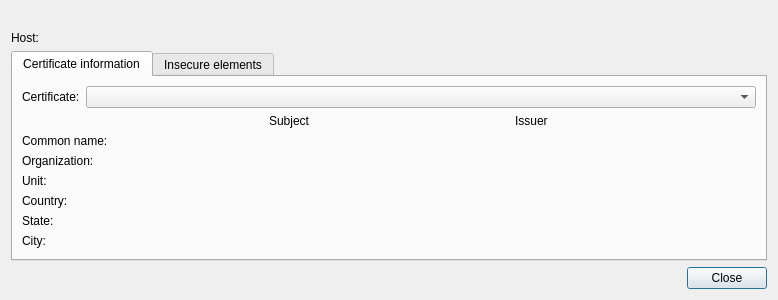
0xd34df00d/leechcraft, file src/plugins/poshuku/sslstatedialog.ui: the form before one commit.
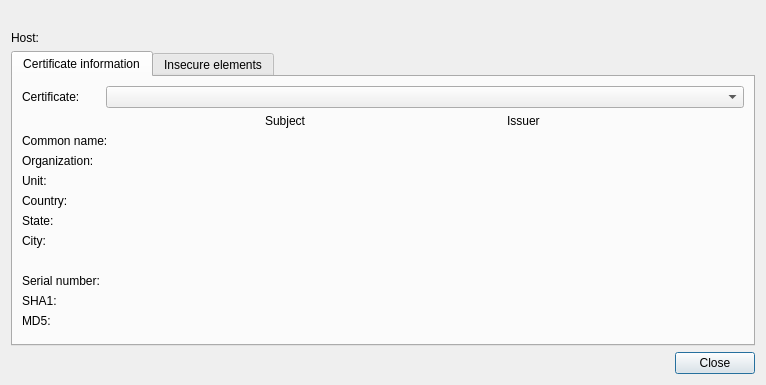
The form after the commit.

Commit message: [Poshuku] Added serial number & digests to SSL dialog.

```diff
--- a/src/plugins/poshuku/sslstatedialog.ui
+++ b/src/plugins/poshuku/sslstatedialog.ui
@@ -6,8 +6,8 @@
    <rect>
     <x>0</x>
     <y>0</y>
-    <width>778</width>
-    <height>287</height>
+    <width>766</width>
+    <height>385</height>
    </rect>
   </property>
   <property name="windowTitle">
@@ -231,6 +231,55 @@
          </item>
         </layout>
        </item>
+       <item row="3" column="0">
+        <widget class="QLabel" name="label_11">
+         <property name="text">
+          <string>Serial number:</string>
+         </property>
+        </widget>
+       </item>
+       <item row="3" column="1">
+        <widget class="QLabel" name="SerialNumber_">
+         <property name="text">
+          <string/>
+         </property>
+        </widget>
+       </item>
+       <item row="4" column="0">
+        <widget class="QLabel" name="label_13">
+         <property name="text">
+          <string>SHA1:</string>
+         </property>
+        </widget>
+       </item>
+       <item row="5" column="0">
+        <widget class="QLabel" name="label_14">
+         <property name="text">
+          <string>MD5:</string>
+         </property>
+        </widget>
+       </item>
+       <item row="4" column="1">
+        <widget class="QLabel" name="Sha1_">
+         <property name="text">
+          <string/>
+         </property>
+        </widget>
+       </item>
+       <item row="5" column="1">
+        <widget class="QLabel" name="Md5_">
+         <property name="text">
+          <string/>
+         </property>
+        </widget>
+       </item>
+       <item row="2" column="0">
+        <widget class="QLabel" name="label_12">
+         <property name="text">
+          <string/>
+         </property>
+        </widget>
+       </item>
       </layout>
      </widget>
      <widget class="QWidget" name="tab_2">
```
Left out of the diff: 14 changed lines with no effect on the pictures. The commit also changes 1 other file.
